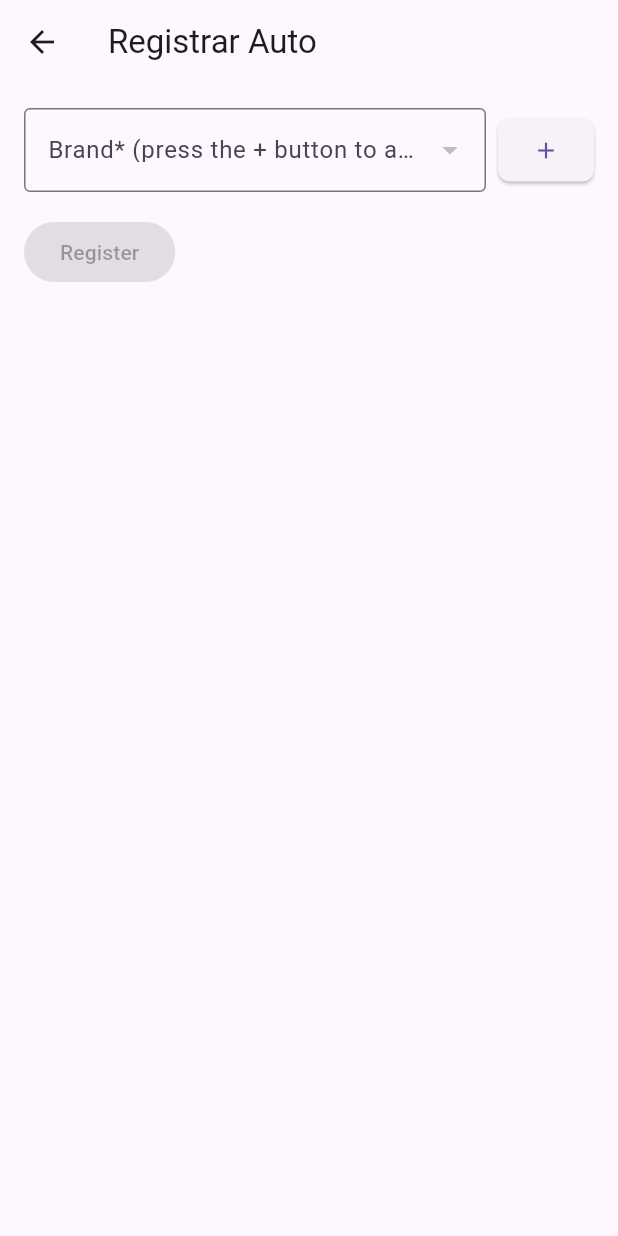
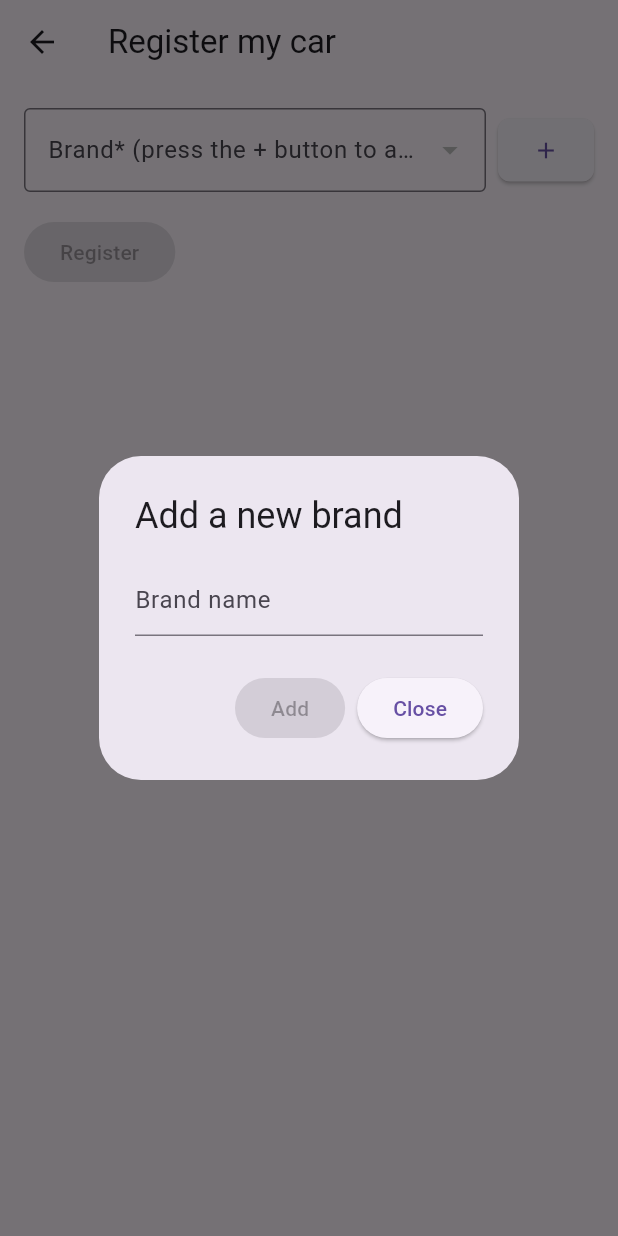
Before and after one commit to cheo2322/rental_car_flutter, a Flutter app: the CarRegister screen opened directly, after a tap on the "add" icon, on a phone screen of 412 x 824 dp. Run offline on Flutter 3.47's test engine with Material 3 defaults, Android fonts, the phone set to English and light mode, and no system bars; our stand-ins replace dio; network calls fail.

Commit message:
Fix add Brand button behaviour

```diff
--- a/lib/model/id_and_name_dto.dart
+++ b/lib/model/id_and_name_dto.dart
@@ -1,21 +1,18 @@
 class IdAndNameDto {
-  final String id; // Identificador único como String
-  final String name; // Nombre asociado
+  final String? id;
+  final String name;
 
   // Constructor
   IdAndNameDto({required this.id, required this.name});
 
-  // Método para convertir un JSON a una instancia de la clase DTO
   factory IdAndNameDto.fromJson(Map<String, dynamic> json) {
     return IdAndNameDto(id: json['id'], name: json['name']);
   }
 
-  // Método para convertir una lista de JSONs a una lista de instancias DTO
   static List<IdAndNameDto> fromJsonList(List<dynamic> jsonList) {
     return jsonList.map((json) => IdAndNameDto.fromJson(json)).toList();
   }
 
-  // Método para convertir la clase DTO a JSON
   Map<String, dynamic> toJson() {
     return {'id': id, 'name': name};
   }
--- a/lib/screens/car_register.dart
+++ b/lib/screens/car_register.dart
@@ -75,6 +75,16 @@ class _CarRegisterState extends State<CarRegister> {
     }
   }
 
+  Future<IdAndNameDto> _createBrand(String name) async {
+    try {
+      final data = await _apiService.postBrand(name);
+      return data!;
+    } catch (e) {
+      print("Error al crear marca: $e");
+      throw e;
+    }
+  }
+
   @override
   void initState() {
     super.initState();
@@ -91,7 +101,7 @@ class _CarRegisterState extends State<CarRegister> {
   @override
   Widget build(BuildContext context) {
     return Scaffold(
-      appBar: AppBar(title: Text('Registrar Auto')),
+      appBar: AppBar(title: Text('Register my car')),
       body: Padding(
         padding: const EdgeInsets.all(16.0),
         child: Column(
@@ -127,9 +137,83 @@ class _CarRegisterState extends State<CarRegister> {
                 ),
                 SizedBox(width: 8),
                 ElevatedButton(
-                  onPressed: () {
-                    print('Botón de agregar presionado');
-                  },
+                  onPressed:
+                      _loadingBrands
+                          ? null
+                          : () {
+                            showDialog(
+                              context: context,
+                              builder: (BuildContext context) {
+                                TextEditingController textController =
+                                    TextEditingController();
+                                bool isAddEnabled = false;
+
+                                return StatefulBuilder(
+                                  builder: (context, setStateDialog) {
+                                    return AlertDialog(
+                                      title: Text("Add a new brand"),
+                                      content: TextField(
+                                        controller: textController,
+                                        onChanged: (value) {
+                                          setStateDialog(() {
+                                            isAddEnabled = value.length >= 2;
+                                          });
+                                        },
+                                        decoration: InputDecoration(
+                                          hintText: "Brand name",
+                                        ),
+                                      ),
+                                      actions: <Widget>[
+                                        ElevatedButton(
+                                          onPressed:
+                                              isAddEnabled
+                                                  ? () {
+                                                    final newBrandName =
+                                                        textController.text;
+
+                                                    Navigator.of(context).pop();
+                                                    _createBrand(newBrandName)
+                                                        .then((value) {
+                                                          setState(() {
+                                                            if (!_brands.any(
+                                                              (brand) =>
+                                                                  brand.id ==
+                                                                  value.id,
+                                                            )) {
+                                                              _brands.add(
+                                                                value,
+                                                              );
+                                                            }
+
+                                                            _selectedBrand =
+                                                                value.id;
+                                                            _fetchModels(
+                                                              value.id!,
+                                                            );
+                                                          });
+                                                        })
+                                                        .catchError((error) {
+                                                          print(
+                                                            "Error: $error",
+                                                          );
+                                                        });
+                                                  }
+                                                  : null,
+                                          child: Text("Add"),
+                                        ),
+                                        ElevatedButton(
+                                          onPressed: () {
+                                            Navigator.of(context).pop();
+                                          },
+                                          child: Text("Close"),
+                                        ),
+                                      ],
+                                    );
+                                  },
+                                );
+                              },
+                            );
+                          },
                   style: ElevatedButton.styleFrom(
                     shape: RoundedRectangleBorder(
                       borderRadius: BorderRadius.circular(8),
--- a/lib/widgets/home_drawer.dart
+++ b/lib/widgets/home_drawer.dart
@@ -18,7 +18,7 @@ class HomeDrawer extends StatelessWidget {
             ),
           ),
           ListTile(
-            title: Text('Rentar mi auto'),
+            title: Text('Register my car'),
             onTap: () {
               Navigator.push(
                 context,
```
Also changed, not shown: lib/web/api_service.dart (+13 -44 lines), 1 other file.
